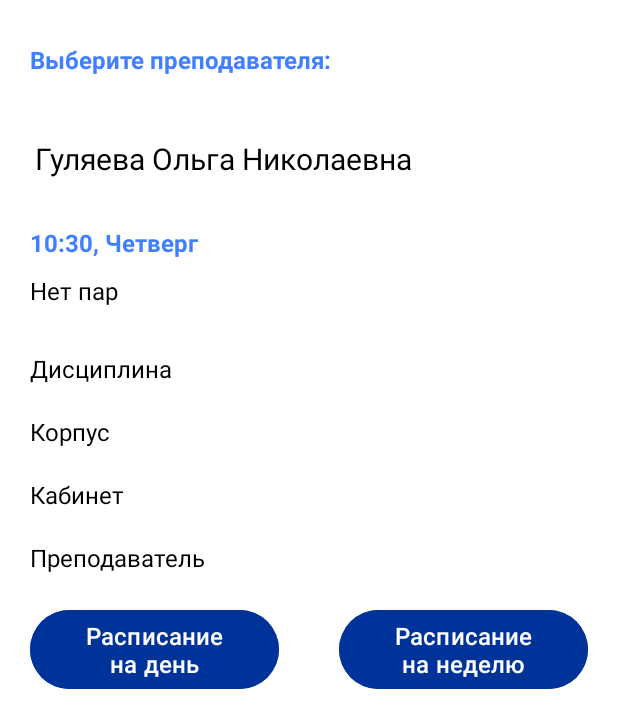
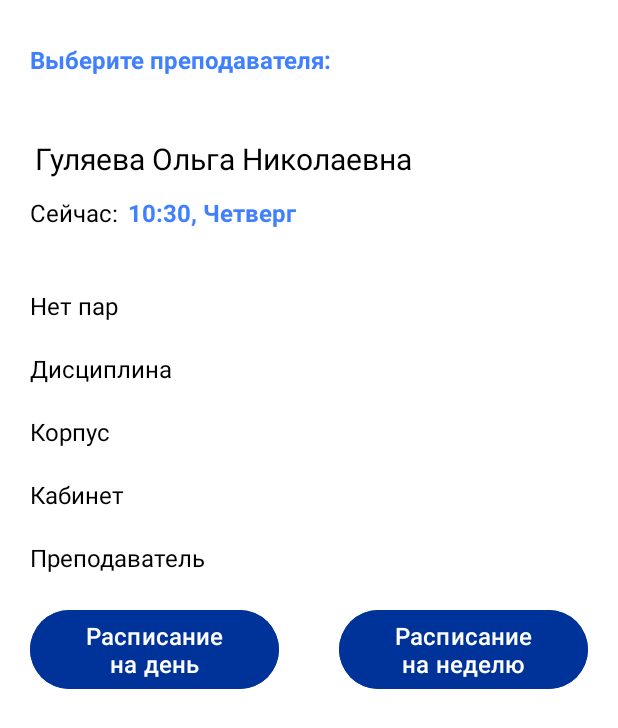
Before and after one commit to NellKree/HSE-AS-Timetable, an Android app: the TeacherActivity screen opened directly, with no data from a screen before it, on a phone screen of 412 x 824 dp. Shown: the top 728 px of the screen. Run offline under Robolectric (Android 15) with nearby library versions, the phone set to English and light mode, and no system bars.

Commit message:
Update 22.02.2024

```diff
--- a/app/src/main/res/layout/student_activity.xml
+++ b/app/src/main/res/layout/student_activity.xml
@@ -44,8 +44,6 @@
         <LinearLayout
             android:layout_width="match_parent"
             android:layout_height="match_parent"
-
-            android:layout_marginTop="20dp"
             android:orientation="horizontal"
             android:showDividers="middle">
 
@@ -56,9 +54,7 @@
                 android:layout_height="match_parent"
                 android:layout_gravity="center_horizontal"
                 android:layout_weight="1"
-                android:text="@string/now"
-                 />
-
+                android:text="@string/now" />
             <TextView
                 android:id="@+id/time"
                 style="@style/HSE.Labels"
@@ -68,7 +64,6 @@
                 android:layout_weight="1"
                 tools:text="Пятница" />
 
-
         </LinearLayout>
 
         <TextView
@@ -76,7 +71,6 @@
             style="@style/HSE.BaseText"
             android:layout_width="match_parent"
             android:layout_height="wrap_content"
-
             tools:text="Нет пар" />
 
         <TextView
--- a/app/src/main/res/layout/teacher_activity.xml
+++ b/app/src/main/res/layout/teacher_activity.xml
@@ -6,7 +6,6 @@
     android:layout_height="match_parent"
     android:background="@color/white"
     android:orientation="vertical">
-
 
     <LinearLayout
         android:layout_width="match_parent"
@@ -42,51 +41,66 @@
             android:spinnerMode="dropdown"
             tools:ignore="RtlSymmetry,SpeakableTextPresentCheck" />
 
-        <TextView
-            android:id="@+id/time"
+        <LinearLayout
             android:layout_width="match_parent"
-            android:layout_height="wrap_content"
-            android:layout_marginTop="20dp"
-            android:paddingStart="20dp"
-            android:text="@string/now"
-            style="@style/HSE.Labels"
-            tools:ignore="RtlSymmetry" />
+            android:layout_height="match_parent"
+            android:orientation="horizontal"
+            android:showDividers="middle">
+
+            <TextView
+                android:id="@+id/timeNow"
+                style="@style/HSE.BaseText"
+                android:layout_width="170dp"
+                android:layout_height="match_parent"
+                android:layout_gravity="center_horizontal"
+                android:layout_weight="1"
+                android:text="@string/now" />
+            <TextView
+                android:id="@+id/time"
+                style="@style/HSE.Labels"
+                android:layout_width="match_parent"
+                android:layout_height="match_parent"
+                android:layout_gravity="center_horizontal"
+                android:layout_weight="1"
+                tools:text="Пятница" />
+
+        </LinearLayout>
 
         <TextView
             android:id="@+id/status"
+            style="@style/HSE.BaseText"
             android:layout_width="match_parent"
             android:layout_height="wrap_content"
-            android:layout_marginVertical="10dp"
 
-            style="@style/HSE.BaseText"/>
+            tools:text="Нет пар" />
 
         <TextView
             android:id="@+id/subject"
             android:layout_width="match_parent"
             android:layout_height="wrap_content"
-            tools:text="Нет пар"
-            style="@style/HSE.BaseText" />
+            tools:text="Дисциплина"
+            style="@style/HSE.BaseText"/>
 
         <TextView
             android:id="@+id/cabinet"
             android:layout_width="match_parent"
             android:layout_height="wrap_content"
-            tools:text="Нет пар"
-            style="@style/HSE.BaseText" />
+            tools:text="Корпус"
+            style="@style/HSE.BaseText"/>
 
         <TextView
             android:id="@+id/corp"
             android:layout_width="match_parent"
             android:layout_height="wrap_content"
-            tools:text="Нет пар"
-            style="@style/HSE.BaseText" />
+            tools:text="Кабинет"
+            style="@style/HSE.BaseText"/>
 
         <TextView
             android:id="@+id/teacher"
             android:layout_width="match_parent"
             android:layout_height="wrap_content"
-            tools:text="Нет пар"
-            style="@style/HSE.BaseText" />
+            tools:text="Преподаватель"
+            style="@style/HSE.BaseText"/>
 
         <LinearLayout
             android:layout_width="match_parent"
```
